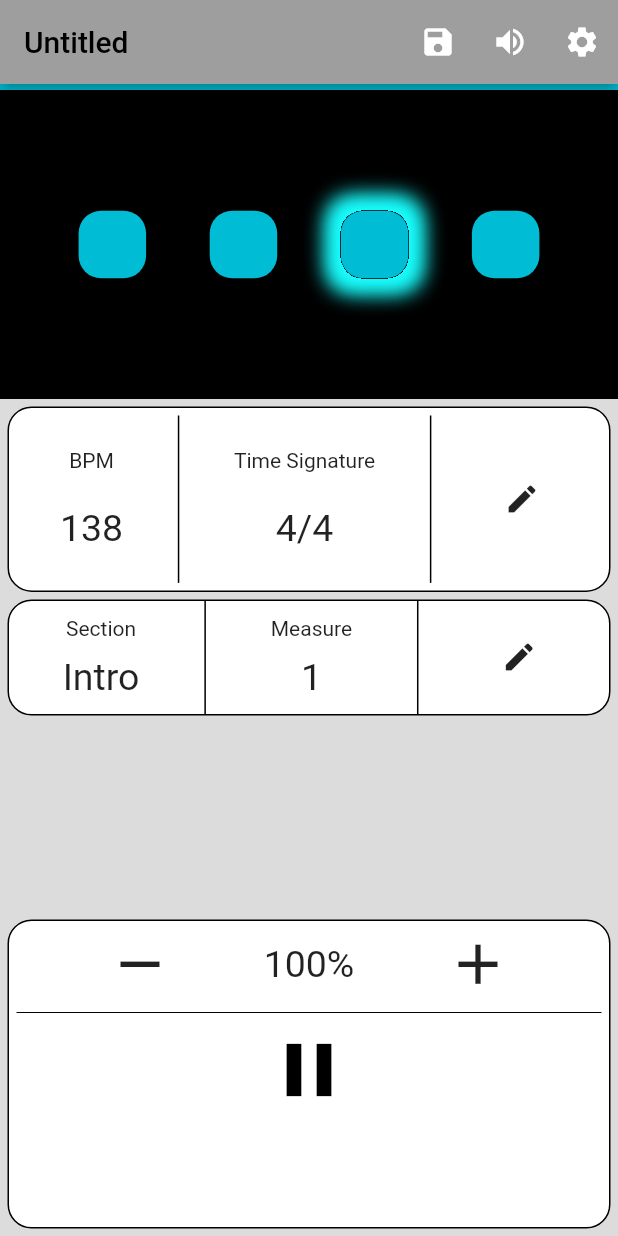
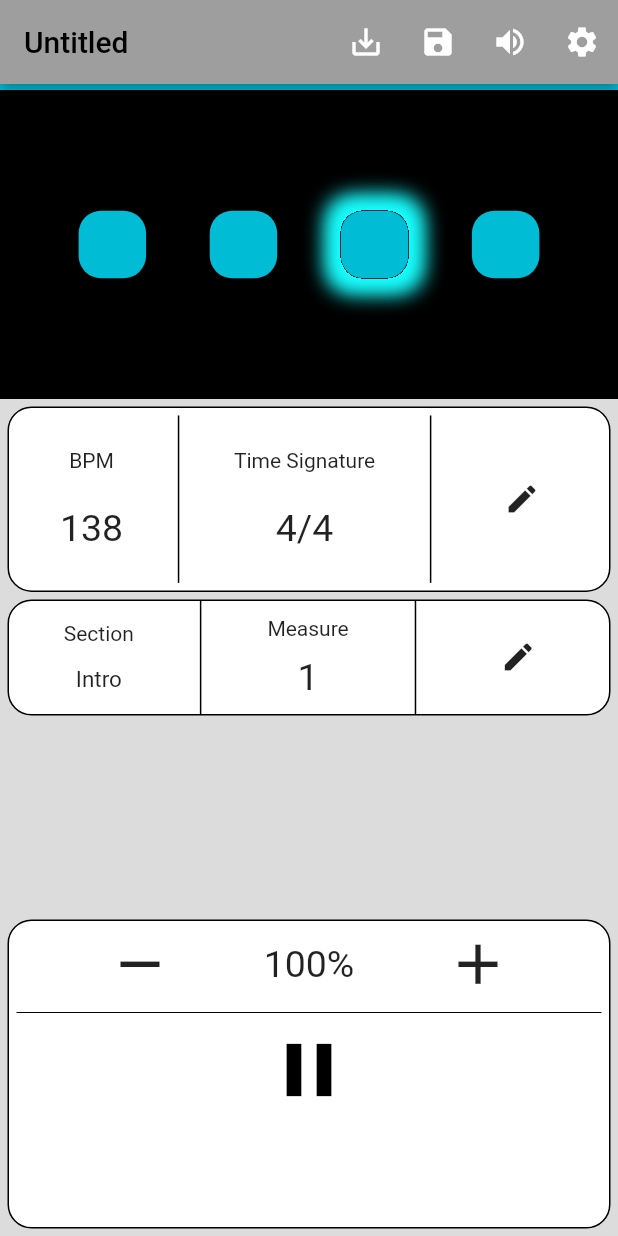
Before and after one commit to JordanRaia/custom-metronome, a Flutter app: the screen it shows after launch, after a tap on the "play arrow" icon, on a phone screen of 412 x 824 dp. Run offline on Flutter 3.47's test engine with Material 2 defaults, Android fonts, the phone set to English and light mode, and no system bars; missing offline and left inert: soundpool.

Commit message:
TODOs, start of file saving

```diff
--- a/lib/globals.dart
+++ b/lib/globals.dart
@@ -1,5 +1,7 @@
 // global variable that holds the List of Metronome objects
 import 'package:flutter/material.dart';
+import 'dart:io';
+import 'package:path_provider/path_provider.dart';
 
 // testing metronomes
 List<Metronome> metronomes = [
@@ -247,6 +249,7 @@ List<Section> sections = [
   ),
 ];
 
+// metronome object
 class Metronome {
   // beats per minute
   int tempo;
@@ -268,6 +271,7 @@ class Metronome {
   });
 }
 
+// get the measure range for a metronome
 String getMeasureRangeMetronome(List<Metronome> metronomes, int index) {
   int totalMeasures = 0;
   for (int i = 0; i < metronomes.length; i++) {
@@ -302,6 +306,7 @@ int defaultBeatsPerMeasure = 4;
 int defaultTimeSignature = 4;
 int defaultMeasures = -1;
 
+// section object
 class Section {
   // name of the section
   String name;
@@ -317,6 +322,7 @@ class Section {
 
 String defaultName = 'Untitled Section';
 
+// get the measure range for a section
 String getMeasureRangeSection(List<Section> sections, int index) {
   int totalMeasures = 0;
   for (int i = 0; i < sections.length; i++) {
@@ -346,13 +352,12 @@ String getMeasureRangeSection(List<Section> sections, int index) {
   return '';
 }
 
-String getSection(List<Section> sections, int measure)
-{
+// get the section from a measure number
+String getSection(List<Section> sections, int measure) {
   int totalMeasures = 0;
   for (int i = 0; i < sections.length; i++) {
     totalMeasures += sections[i].measures;
-    if (measure <= totalMeasures)
-    {
+    if (measure <= totalMeasures) {
       return sections[i].name;
     }
   }
@@ -361,3 +366,15 @@ String getSection(List<Section> sections, int measure)
   debugPrint('Error: getSection(): measure out of range');
   return '';
 }
+
+// get local path on system
+Future<String> get _localPath async {
+  final directory = await getApplicationDocumentsDirectory();
+
+  return directory.path;
+}
+
+Future<File> get _localFile async {
+  final path = await _localPath;
+  return File('$path/data.json');
+}
--- a/lib/main.dart
+++ b/lib/main.dart
@@ -35,6 +35,8 @@ class RootPage extends StatefulWidget {
 }
 
 class _RootPageState extends State<RootPage> {
+  //sharedPrefs
+
   // colors
   var playColor = Colors.black;
   // metronome bool
@@ -171,6 +173,11 @@ class _RootPageState extends State<RootPage> {
         actions: [
           IconButton(
             onPressed: () {},
+            icon: const Icon(Icons.save_alt),
+            color: Colors.white,
+          ),
+          IconButton(
+            onPressed: () {},
             icon: const Icon(Icons.save),
             color: Colors.white,
           ),
@@ -302,13 +309,15 @@ class _RootPageState extends State<RootPage> {
                 child: Row(
                   mainAxisAlignment: MainAxisAlignment.spaceEvenly,
                   children: [
+                    // TODO make a Text Button where you can choose what section
+                    // to start on
                     Column(
                       mainAxisAlignment: MainAxisAlignment.spaceEvenly,
                       children: [
                         const Text('Section'),
                         Text(
                           getSection(sections, measure),
-                          style: const TextStyle(fontSize: 25),
+                          style: const TextStyle(fontSize: 15),
                         ),
                       ],
                     ),
@@ -316,6 +325,8 @@ class _RootPageState extends State<RootPage> {
                       thickness: 1,
                       color: Colors.black,
                     ),
+                    // TODO make a Text Button where you can choose what measure
+                    // to start on
                     Column(
                       mainAxisAlignment: MainAxisAlignment.spaceEvenly,
                       children: [
@@ -436,6 +447,7 @@ class _RootPageState extends State<RootPage> {
                               beat = 1;
                               measure = 1;
                               currentMeasure = 1;
+                              activeMetronome = 0;
                             } else {
                               // start
                               soundPlayer.play(high);
--- a/pubspec.yaml
+++ b/pubspec.yaml
@@ -38,6 +38,7 @@ dependencies:
     audioplayers: ^1.1.1
     reliable_interval_timer: ^1.0.0
     soundpool: ^2.3.0
+    path_provider: ^2.0.11
 
 dev_dependencies:
     flutter_test:
```
Also changed, not shown: pubspec.lock.
